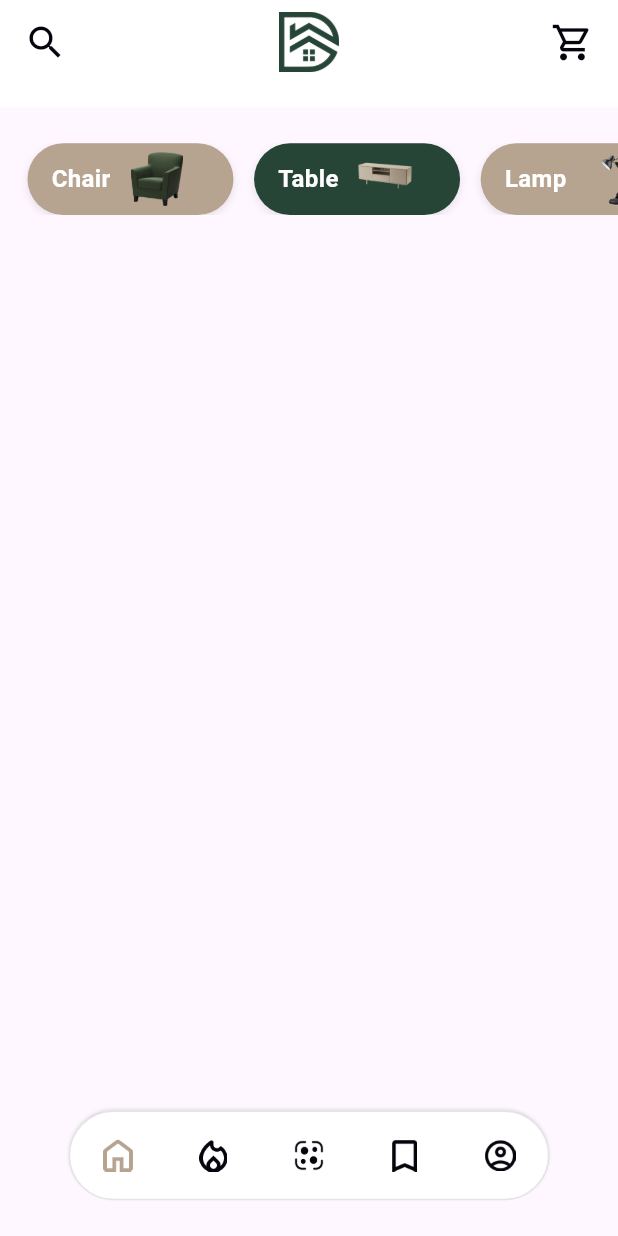
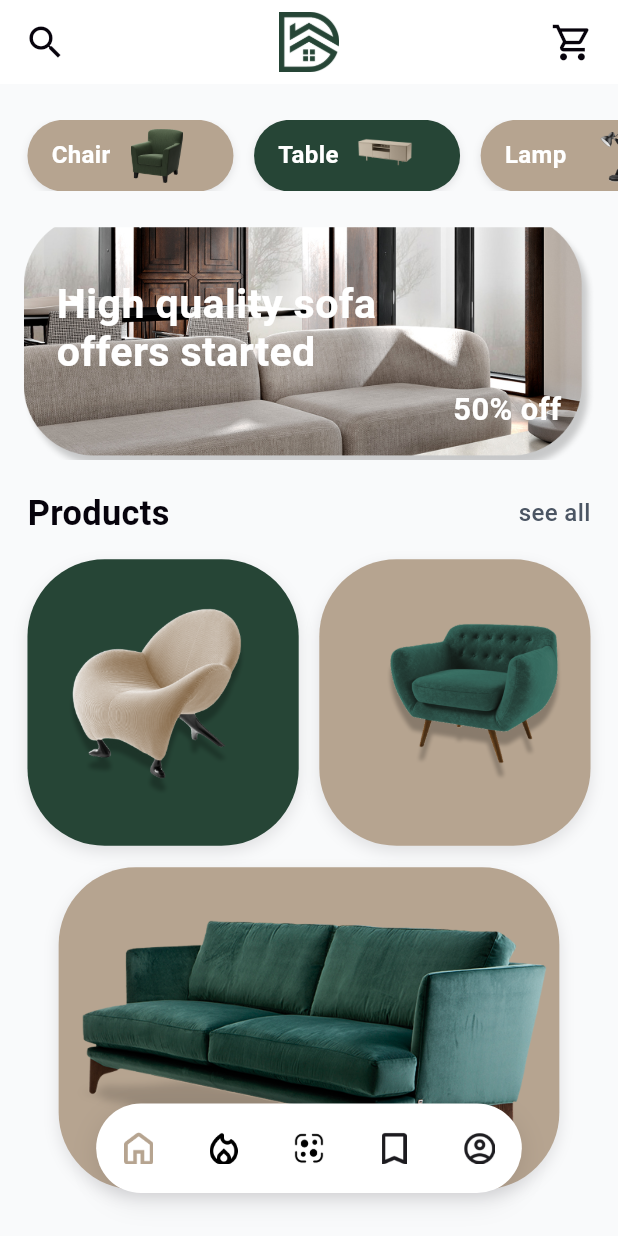
Before and after one commit to Nouman-hashir/DecoAR, a Flutter app: the BottomNavScreen screen opened by its route, on a phone screen of 412 x 824 dp. Run offline on Flutter 3.47's test engine with Material 3 defaults, Android fonts, the phone set to English and light mode, and no system bars; our stand-ins replace flutter_screenutil, go_router, iconsax; Roboto replaces fonts that are missing (Poppins); statements that could not run were skipped.

Commit message:
Add sofa images and home product widgets
Added three sofa images to assets and new widgets for product items, products section, and sofa offer card. Updated home screen to use these widgets and display product sections. Refactored several screens to remove unnecessary Scaffold wrappers and improved bottom navigation bar layout.

```diff
--- a/lib/features/ar/view/ar_screen.dart
+++ b/lib/features/ar/view/ar_screen.dart
@@ -5,8 +5,7 @@ class ARScreen extends StatelessWidget {
 
   @override
   Widget build(BuildContext context) {
-    return Scaffold(
-      body: Center(
+    return Center(
       child: Text(
         'AR Screen',
         style: AppTextStyles.poppins(
@@ -15,7 +14,6 @@ class ARScreen extends StatelessWidget {
           color: AppColors.black,
         ),
       ),
-      ),
     );
   }
 }
--- a/lib/features/bottom_nav/presentation/view/bottom_nav_screen.dart
+++ b/lib/features/bottom_nav/presentation/view/bottom_nav_screen.dart
@@ -50,21 +50,36 @@ class BottomNavScreen extends StatelessWidget {
     return Consumer<BottomNavViewModel>(
       builder: (context, viewModel, child) {
         return Scaffold(
-          bottomNavigationBar: Container(
+          backgroundColor: AppColors.backgrey,
+          body: Stack(
+            children: [
+              // Main content
+              Positioned.fill(
+                child: SingleChildScrollView(
+                  child: Padding(
+                    padding: EdgeInsets.only(
+                      bottom: 100.h, // Space for bottom navigation
+                    ),
+                    child: _getBody(viewModel.selectedIndex),
+                  ),
+                ),
+              ),
+
+              // Bottom Navigation Bar positioned at bottom
+              Positioned(
+                left: 56.w,
+                right: 56.w,
+                bottom: 24.h,
+                child: Container(
                   height: 50.h,
-            margin: EdgeInsets.symmetric(horizontal: 40.w, vertical: 20.h),
                   decoration: BoxDecoration(
                     color: AppColors.white,
-              borderRadius: BorderRadius.circular(42),
-              border: Border.all(
-                color: AppColors.black.withOpacity(0.1),
-                width: 1,
-              ),
+                    borderRadius: BorderRadius.circular(30.r),
                     boxShadow: [
                       BoxShadow(
                         color: AppColors.black.withOpacity(0.1),
-                  blurRadius: 1,
-                  offset: Offset(0, -1),
+                        blurRadius: 15,
+                        offset: const Offset(0, 5),
                       ),
                     ],
                   ),
@@ -80,7 +95,7 @@ class BottomNavScreen extends StatelessWidget {
                           onTap: () => viewModel.setSelectedIndex(index),
                           child: Container(
                             height: 50.h,
-                      margin: EdgeInsets.symmetric(horizontal: 4.w),
+                            margin: EdgeInsets.symmetric(horizontal: 3.w),
                             decoration: BoxDecoration(
                               color: (isSelected && index == 2)
                                   ? AppColors.bgColor
@@ -89,10 +104,12 @@ class BottomNavScreen extends StatelessWidget {
                             ),
                             child: Center(
                               child: Image.asset(
-                          isSelected ? item.filledIcon : item.unfilledIcon,
+                                isSelected
+                                    ? item.filledIcon
+                                    : item.unfilledIcon,
                                 width: 18.w,
                                 height: 18.h,
-                          color: isSelected ? null : AppColors.black,
+                                // color: isSelected ? null : AppColors.black,
                               ),
                             ),
                           ),
@@ -101,7 +118,9 @@ class BottomNavScreen extends StatelessWidget {
                     }).toList(),
                   ),
                 ),
-          body: _getBody(viewModel.selectedIndex),
+              ),
+            ],
+          ),
         );
       },
     );
--- a/lib/features/home/view/home_screen.dart
+++ b/lib/features/home/view/home_screen.dart
@@ -5,18 +5,18 @@ class HomeScreen extends StatelessWidget {
 
   @override
   Widget build(BuildContext context) {
-    return Scaffold(
-      appBar: const CustomAppBar(),
-      body: SingleChildScrollView(
+    return SingleChildScrollView(
       child: Column(
         crossAxisAlignment: CrossAxisAlignment.start,
         children: [
+          const CustomAppBar(),
           SizedBox(height: 20.h),
           const CategoryRow(),
           SizedBox(height: 20.h),
-            // Add more content here as needed
+          const SofaOfferCard(),
+          SizedBox(height: 20.h),
+          const ProductsSection(),
         ],
-        ),
       ),
     );
   }
--- /dev/null
+++ b/lib/features/home/widget/product_item.dart
@@ -0,0 +1,35 @@
+import 'package:deco_ar/decoar.dart';
+
+class ProductItem extends StatelessWidget {
+  final String imagePath;
+  final Color backgroundColor;
+  final VoidCallback? onTap;
+
+  const ProductItem({
+    super.key,
+    required this.imagePath,
+    required this.backgroundColor,
+    this.onTap,
+  });
+
+  @override
+  Widget build(BuildContext context) {
+    return GestureDetector(
+      onTap: onTap,
+      child: Container(
+        decoration: BoxDecoration(
+          color: backgroundColor,
+          borderRadius: BorderRadius.circular(45.r),
+          boxShadow: [
+            BoxShadow(
+              color: AppColors.black.withOpacity(0.1),
+              blurRadius: 8,
+              offset: const Offset(0, 4),
+            ),
+          ],
+        ),
+        child: Image.asset(imagePath, fit: BoxFit.contain),
+      ),
+    );
+  }
+}
--- /dev/null
+++ b/lib/features/home/widget/products_section.dart
@@ -0,0 +1,82 @@
+import 'package:deco_ar/decoar.dart';
+
+class ProductsSection extends StatelessWidget {
+  const ProductsSection({super.key});
+
+  @override
+  Widget build(BuildContext context) {
+    return Padding(
+      padding: EdgeInsets.symmetric(horizontal: 16.w),
+      child: Column(
+        crossAxisAlignment: CrossAxisAlignment.start,
+        children: [
+          Row(
+            mainAxisAlignment: MainAxisAlignment.spaceBetween,
+            children: [
+              Text(
+                'Products',
+                style: AppTextStyles.poppins(
+                  color: AppColors.black,
+                  fontSize: 20.sp,
+                  fontWeight: FontWeight.bold,
+                ),
+              ),
+              GestureDetector(
+                onTap: () {},
+                child: Text(
+                  'see all',
+                  style: AppTextStyles.poppins(
+                    color: AppColors.grey,
+                    fontSize: 14.sp,
+                    fontWeight: FontWeight.w500,
+                  ),
+                ),
+              ),
+            ],
+          ),
+          SizedBox(height: 16.h),
+
+          // Products grid
+          Column(
+            children: [
+              Row(
+                children: [
+                  Expanded(
+                    child: SizedBox(
+                      height: 160.h,
+                      child: const ProductItem(
+                        imagePath: 'assets/images/sofa1.png',
+                        backgroundColor: AppColors.green,
+                      ),
+                    ),
+                  ),
+                  SizedBox(width: 12.w),
+                  // Second product (beige background)
+                  Expanded(
+                    child: SizedBox(
+                      height: 160.h,
+                      child: const ProductItem(
+                        imagePath: 'assets/images/sofa2.png',
+                        backgroundColor: AppColors.brown,
+                      ),
+                    ),
+                  ),
+                ],
+              ),
+              SizedBox(height: 12.h),
+
+              // Bottom row with one product spanning full width
+              SizedBox(
+                height: 180.h,
+                child: const ProductItem(
+                  imagePath: 'assets/images/sofa3.png',
+                  backgroundColor: AppColors.brown,
+                ),
+              ),
+            ],
+          ),
+        ],
+      ),
+    );
+  }
+}
--- /dev/null
+++ b/lib/features/home/widget/sofa_offer_card.dart
@@ -0,0 +1,75 @@
+// ignore_for_file: deprecated_member_use
+
+import 'package:deco_ar/decoar.dart';
+
+class SofaOfferCard extends StatelessWidget {
+  const SofaOfferCard({super.key});
+
+  @override
+  Widget build(BuildContext context) {
+    return Container(
+      margin: EdgeInsets.symmetric(horizontal: 13.w),
+      height: 130.h,
+      child: ClipRRect(
+        child: Stack(
+          children: [
+            // Background image
+            Positioned.fill(
+              child: Image.asset(
+                'assets/images/sale_bg.png',
+                fit: BoxFit.cover,
+              ),
+            ),
+            Positioned.fill(
+              child: Padding(
+                padding: EdgeInsets.all(20.w),
+                child: Column(
+                  crossAxisAlignment: CrossAxisAlignment.start,
+                  children: [
+                    // Main offer text
+                    Expanded(
+                      child: Column(
+                        crossAxisAlignment: CrossAxisAlignment.start,
+                        mainAxisAlignment: MainAxisAlignment.center,
+                        children: [
+                          Text(
+                            'High quality sofa',
+                            style: AppTextStyles.poppins(
+                              color: AppColors.white,
+                              fontSize: 24.sp,
+                              fontWeight: FontWeight.bold,
+                            ),
+                          ),
+                          SizedBox(height: 4.h),
+                          Text(
+                            'offers started',
+                            style: AppTextStyles.poppins(
+                              color: AppColors.white,
+                              fontSize: 24.sp,
+                              fontWeight: FontWeight.bold,
+                            ),
+                          ),
+                        ],
+                      ),
+                    ),
+                    Align(
+                      alignment: Alignment.centerRight,
+                      child: Text(
+                        '50% off',
+                        style: AppTextStyles.poppins(
+                          color: AppColors.white,
+                          fontSize: 18.sp,
+                          fontWeight: FontWeight.bold,
+                        ),
+                      ),
+                    ),
+                  ],
+                ),
+              ),
+            ),
+          ],
+        ),
+      ),
+    );
+  }
+}
--- a/lib/features/home/widget/widget.dart
+++ b/lib/features/home/widget/widget.dart
@@ -1,3 +1,6 @@
 export 'custom_app_bar.dart';
 export 'category_item.dart';
 export 'category_row.dart';
+export 'sofa_offer_card.dart';
+export 'product_item.dart';
+export 'products_section.dart';
--- a/lib/features/profile/view/profile_screen.dart
+++ b/lib/features/profile/view/profile_screen.dart
@@ -5,8 +5,7 @@ class ProfileScreen extends StatelessWidget {
 
   @override
   Widget build(BuildContext context) {
-    return Scaffold(
-      body: Center(
+    return Center(
       child: Text(
         'Profile Screen',
         style: AppTextStyles.poppins(
@@ -15,7 +14,6 @@ class ProfileScreen extends StatelessWidget {
           color: AppColors.black,
         ),
       ),
-      ),
     );
   }
 }
--- a/lib/features/save/view/save_screen.dart
+++ b/lib/features/save/view/save_screen.dart
@@ -5,8 +5,7 @@ class SaveScreen extends StatelessWidget {
 
   @override
   Widget build(BuildContext context) {
-    return Scaffold(
-      body: Center(
+    return Center(
       child: Text(
         'Save Screen',
         style: AppTextStyles.poppins(
@@ -15,7 +14,6 @@ class SaveScreen extends StatelessWidget {
           color: AppColors.black,
         ),
       ),
-      ),
     );
   }
 }
--- a/lib/features/trends/view/trends_screen.dart
+++ b/lib/features/trends/view/trends_screen.dart
@@ -5,8 +5,7 @@ class TrendsScreen extends StatelessWidget {
 
   @override
   Widget build(BuildContext context) {
-    return Scaffold(
-      body: Center(
+    return Center(
       child: Text(
         'Trends Screen',
         style: AppTextStyles.poppins(
@@ -15,7 +14,6 @@ class TrendsScreen extends StatelessWidget {
           color: AppColors.black,
         ),
       ),
-      ),
     );
   }
 }
```
Also changed, not shown: assets/images/sofa1.png (added), assets/images/sofa2.png (added), assets/images/sofa3.png (added). Lines whose indentation alone changed are shown as unchanged.
